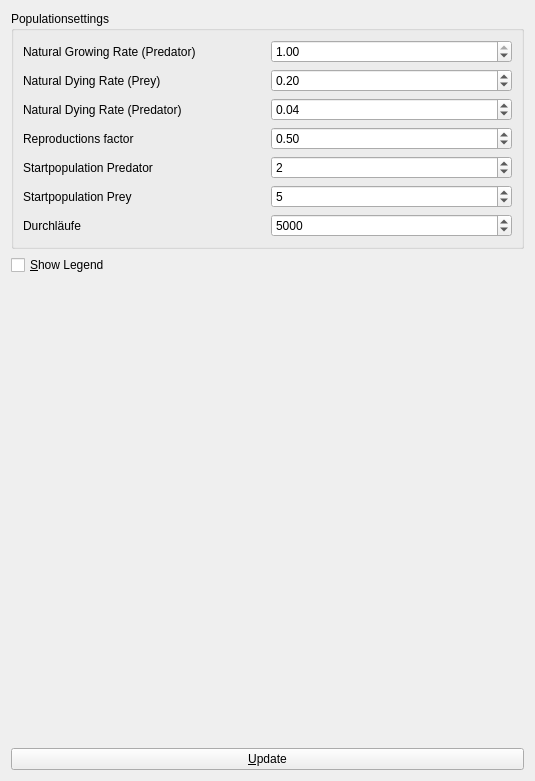
Qt form raeuber-beute/werkzeuge.ui (cniehaus/biotools) before a commit.
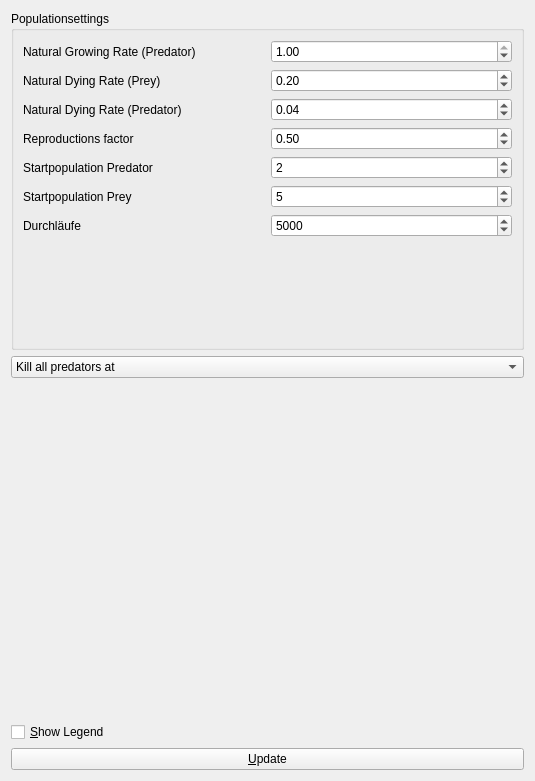
The same form after that commit.

Commit message: rb-regel.py is no longer needed

The edit to the form file:
```diff
--- a/raeuber-beute/werkzeuge.ui
+++ b/raeuber-beute/werkzeuge.ui
@@ -20,7 +20,7 @@
    <string>Werkzeuge</string>
   </property>
   <layout class="QGridLayout" name="gridLayout_3">
-   <item row="0" column="0" colspan="2">
+   <item row="0" column="1" colspan="3">
     <widget class="QGroupBox" name="groupBox_2">
      <property name="sizePolicy">
       <sizepolicy hsizetype="Minimum" vsizetype="Preferred">
@@ -190,36 +190,63 @@
         </property>
        </widget>
       </item>
-     </layout>
-    </widget>
-   </item>
-   <item row="2" column="0">
+      <item row="7" column="0">
     <spacer name="verticalSpacer">
      <property name="orientation">
       <enum>Qt::Vertical</enum>
      </property>
      <property name="sizeHint" stdset="0">
       <size>
-       <width>138</width>
-       <height>387</height>
+          <width>20</width>
+          <height>40</height>
       </size>
      </property>
     </spacer>
    </item>
-   <item row="4" column="0" colspan="2">
+     </layout>
+    </widget>
+   </item>
+   <item row="6" column="1" colspan="3">
     <widget class="QPushButton" name="show_button">
      <property name="text">
       <string>&amp;Update</string>
      </property>
     </widget>
    </item>
-   <item row="1" column="0">
+   <item row="3" column="1">
     <widget class="QCheckBox" name="legend_cb">
      <property name="text">
       <string>&amp;Show Legend</string>
      </property>
     </widget>
    </item>
+   <item row="1" column="1" colspan="3">
+    <widget class="QComboBox" name="user_cb">
+     <item>
+      <property name="text">
+       <string>Kill all predators at</string>
+      </property>
+     </item>
+     <item>
+      <property name="text">
+       <string>Kill all prey at</string>
+      </property>
+     </item>
+    </widget>
+   </item>
+   <item row="2" column="1">
+    <spacer name="verticalSpacer_2">
+     <property name="orientation">
+      <enum>Qt::Vertical</enum>
+     </property>
+     <property name="sizeHint" stdset="0">
+      <size>
+       <width>20</width>
+       <height>40</height>
+      </size>
+     </property>
+    </spacer>
+   </item>
   </layout>
  </widget>
  <resources/>
```
Lines whose indentation alone changed are shown as unchanged. The commit also changes 2 other files.
